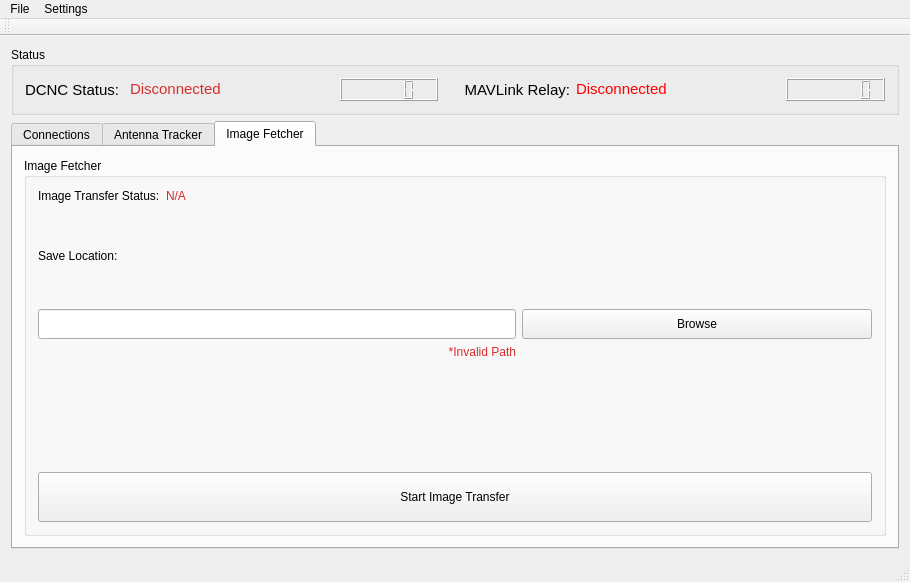
This is gcomcontroller.ui in ubcuas/GCOM as Qt 5 draws it before an edit. The edited form follows.
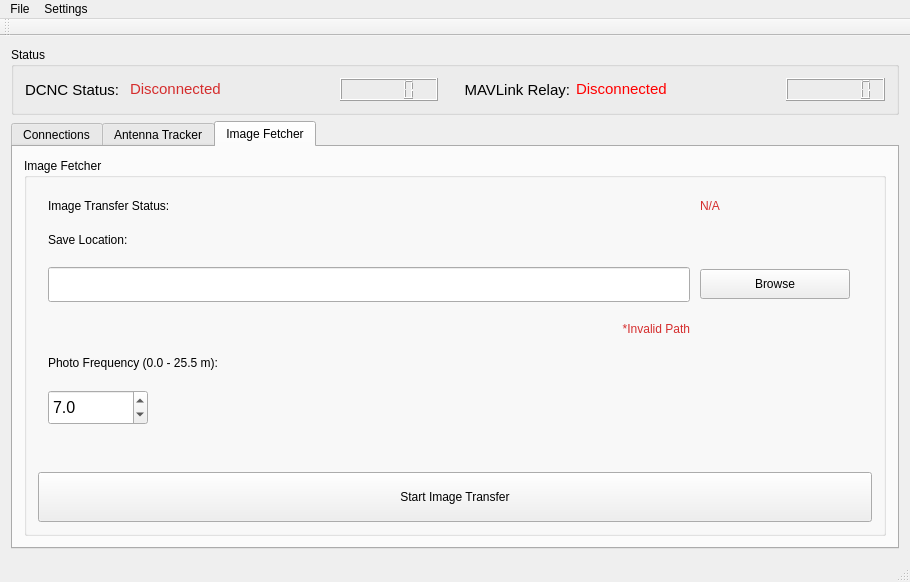
This is the edited form. The open tabs and pages were chosen to show the change.

Commit message: Added photo frequency

Patch:
```diff
--- a/gcomcontroller.ui
+++ b/gcomcontroller.ui
@@ -827,37 +827,25 @@
           <property name="title">
            <string>Image Fetcher</string>
           </property>
-          <layout class="QGridLayout" name="gridLayout_2" rowstretch="0,0,0,0,0,0,0,0">
-           <item row="0" column="0">
-            <widget class="QLabel" name="fetcherStatusLabel">
-             <property name="enabled">
-              <bool>true</bool>
+          <layout class="QGridLayout" name="gridLayout_2" rowstretch="0,0,0,0,0,0,0">
+           <item row="2" column="0" rowspan="3">
+            <layout class="QGridLayout" name="gridLayout_7" columnminimumwidth="0,150">
+             <property name="leftMargin">
+              <number>10</number>
              </property>
-             <property name="sizePolicy">
-              <sizepolicy hsizetype="Fixed" vsizetype="Preferred">
-               <horstretch>0</horstretch>
-               <verstretch>0</verstretch>
-              </sizepolicy>
+             <property name="topMargin">
+              <number>10</number>
              </property>
-             <property name="text">
-              <string>Image Transfer Status:</string>
+             <property name="rightMargin">
+              <number>10</number>
              </property>
-            </widget>
-           </item>
-           <item row="4" column="0" colspan="2">
-            <widget class="QLineEdit" name="fetcherPathField">
-             <property name="enabled">
-              <bool>true</bool>
+             <property name="horizontalSpacing">
+              <number>10</number>
              </property>
-             <property name="sizePolicy">
-              <sizepolicy hsizetype="Preferred" vsizetype="Preferred">
-               <horstretch>0</horstretch>
-               <verstretch>0</verstretch>
-              </sizepolicy>
+             <property name="verticalSpacing">
+              <number>20</number>
              </property>
-            </widget>
-           </item>
-           <item row="5" column="1">
+             <item row="3" column="0">
             <widget class="QLabel" name="fetcherPathInvalidLabel">
              <property name="enabled">
               <bool>true</bool>
@@ -868,6 +856,12 @@
                <verstretch>0</verstretch>
               </sizepolicy>
              </property>
+               <property name="minimumSize">
+                <size>
+                 <width>0</width>
+                 <height>0</height>
+                </size>
+               </property>
              <property name="text">
               <string>&lt;html&gt;&lt;head/&gt;&lt;body&gt;&lt;p&gt;&lt;span style=&quot; color:#d52d2d;&quot;&gt;*Invalid Path&lt;/span&gt;&lt;/p&gt;&lt;/body&gt;&lt;/html&gt;</string>
              </property>
@@ -876,71 +870,46 @@
              </property>
             </widget>
            </item>
+             <item row="5" column="0">
+              <widget class="QDoubleSpinBox" name="fetcherPhotoFreqField">
+               <property name="sizePolicy">
+                <sizepolicy hsizetype="Fixed" vsizetype="Fixed">
+                 <horstretch>0</horstretch>
+                 <verstretch>0</verstretch>
+                </sizepolicy>
+               </property>
+               <property name="minimumSize">
+                <size>
+                 <width>100</width>
+                 <height>35</height>
+                </size>
+               </property>
+               <property name="font">
+                <font>
+                 <pointsize>12</pointsize>
+                </font>
+               </property>
+               <property name="decimals">
+                <number>1</number>
+               </property>
+               <property name="maximum">
+                <double>25.500000000000000</double>
+               </property>
+               <property name="singleStep">
+                <double>0.100000000000000</double>
+               </property>
+               <property name="value">
+                <double>7.000000000000000</double>
+               </property>
+              </widget>
+             </item>
            <item row="2" column="0">
-            <widget class="QLabel" name="fetcherPathLabel">
+              <widget class="QLineEdit" name="fetcherPathField">
              <property name="enabled">
               <bool>true</bool>
              </property>
              <property name="sizePolicy">
-              <sizepolicy hsizetype="Preferred" vsizetype="Preferred">
-               <horstretch>0</horstretch>
-               <verstretch>0</verstretch>
-              </sizepolicy>
-             </property>
-             <property name="text">
-              <string>Save Location:</string>
-             </property>
-            </widget>
-           </item>
-           <item row="6" column="1">
-            <spacer name="verticalSpacer_4">
-             <property name="orientation">
-              <enum>Qt::Vertical</enum>
-             </property>
-             <property name="sizeHint" stdset="0">
-              <size>
-               <width>20</width>
-               <height>40</height>
-              </size>
-             </property>
-            </spacer>
-           </item>
-           <item row="1" column="0">
-            <spacer name="verticalSpacer_5">
-             <property name="orientation">
-              <enum>Qt::Vertical</enum>
-             </property>
-             <property name="sizeType">
-              <enum>QSizePolicy::Minimum</enum>
-             </property>
-             <property name="sizeHint" stdset="0">
-              <size>
-               <width>20</width>
-               <height>40</height>
-              </size>
-             </property>
-            </spacer>
-           </item>
-           <item row="3" column="0">
-            <spacer name="verticalSpacer_6">
-             <property name="orientation">
-              <enum>Qt::Vertical</enum>
-             </property>
-             <property name="sizeType">
-              <enum>QSizePolicy::Fixed</enum>
-             </property>
-             <property name="sizeHint" stdset="0">
-              <size>
-               <width>20</width>
-               <height>40</height>
-              </size>
-             </property>
-            </spacer>
-           </item>
-           <item row="7" column="0" colspan="3">
-            <widget class="QPushButton" name="fetcherImageTransferButton">
-             <property name="sizePolicy">
-              <sizepolicy hsizetype="Preferred" vsizetype="Fixed">
+                <sizepolicy hsizetype="Expanding" vsizetype="Preferred">
                <horstretch>0</horstretch>
                <verstretch>0</verstretch>
               </sizepolicy>
@@ -948,15 +917,12 @@
              <property name="minimumSize">
               <size>
                <width>0</width>
-               <height>50</height>
-              </size>
-             </property>
-             <property name="text">
-              <string>Start Image Transfer</string>
-             </property>
-            </widget>
-           </item>
-           <item row="4" column="2">
+                 <height>35</height>
+                </size>
+               </property>
+              </widget>
+             </item>
+             <item row="2" column="1">
             <widget class="QPushButton" name="fetcherPathButton">
              <property name="sizePolicy">
               <sizepolicy hsizetype="Preferred" vsizetype="Fixed">
@@ -975,6 +941,45 @@
              </property>
             </widget>
            </item>
+             <item row="4" column="0">
+              <widget class="QLabel" name="fetcherPhotoFreqLabel">
+               <property name="text">
+                <string>Photo Frequency (0.0 - 25.5 m):</string>
+               </property>
+              </widget>
+             </item>
+             <item row="1" column="0">
+              <widget class="QLabel" name="fetcherPathLabel">
+               <property name="enabled">
+                <bool>true</bool>
+               </property>
+               <property name="sizePolicy">
+                <sizepolicy hsizetype="Preferred" vsizetype="Preferred">
+                 <horstretch>0</horstretch>
+                 <verstretch>0</verstretch>
+                </sizepolicy>
+               </property>
+               <property name="text">
+                <string>Save Location:</string>
+               </property>
+              </widget>
+             </item>
+             <item row="0" column="0">
+              <widget class="QLabel" name="fetcherStatusLabel">
+               <property name="enabled">
+                <bool>true</bool>
+               </property>
+               <property name="sizePolicy">
+                <sizepolicy hsizetype="Fixed" vsizetype="Preferred">
+                 <horstretch>0</horstretch>
+                 <verstretch>0</verstretch>
+                </sizepolicy>
+               </property>
+               <property name="text">
+                <string>Image Transfer Status:</string>
+               </property>
+              </widget>
+             </item>
            <item row="0" column="1">
             <widget class="QLabel" name="fetcherStatusField">
              <property name="text">
@@ -983,6 +988,40 @@
             </widget>
            </item>
           </layout>
+           </item>
+           <item row="6" column="0" colspan="3">
+            <widget class="QPushButton" name="fetcherImageTransferButton">
+             <property name="sizePolicy">
+              <sizepolicy hsizetype="Preferred" vsizetype="Fixed">
+               <horstretch>0</horstretch>
+               <verstretch>0</verstretch>
+              </sizepolicy>
+             </property>
+             <property name="minimumSize">
+              <size>
+               <width>0</width>
+               <height>50</height>
+              </size>
+             </property>
+             <property name="text">
+              <string>Start Image Transfer</string>
+             </property>
+            </widget>
+           </item>
+           <item row="5" column="0">
+            <spacer name="verticalSpacer_3">
+             <property name="orientation">
+              <enum>Qt::Vertical</enum>
+             </property>
+             <property name="sizeHint" stdset="0">
+              <size>
+               <width>20</width>
+               <height>40</height>
+              </size>
+             </property>
+            </spacer>
+           </item>
+          </layout>
          </widget>
         </item>
        </layout>
```
Left out of the diff: 4 changed lines with no effect on the pictures. Lines whose indentation alone changed are shown as unchanged. The commit also changes 6 other files.
